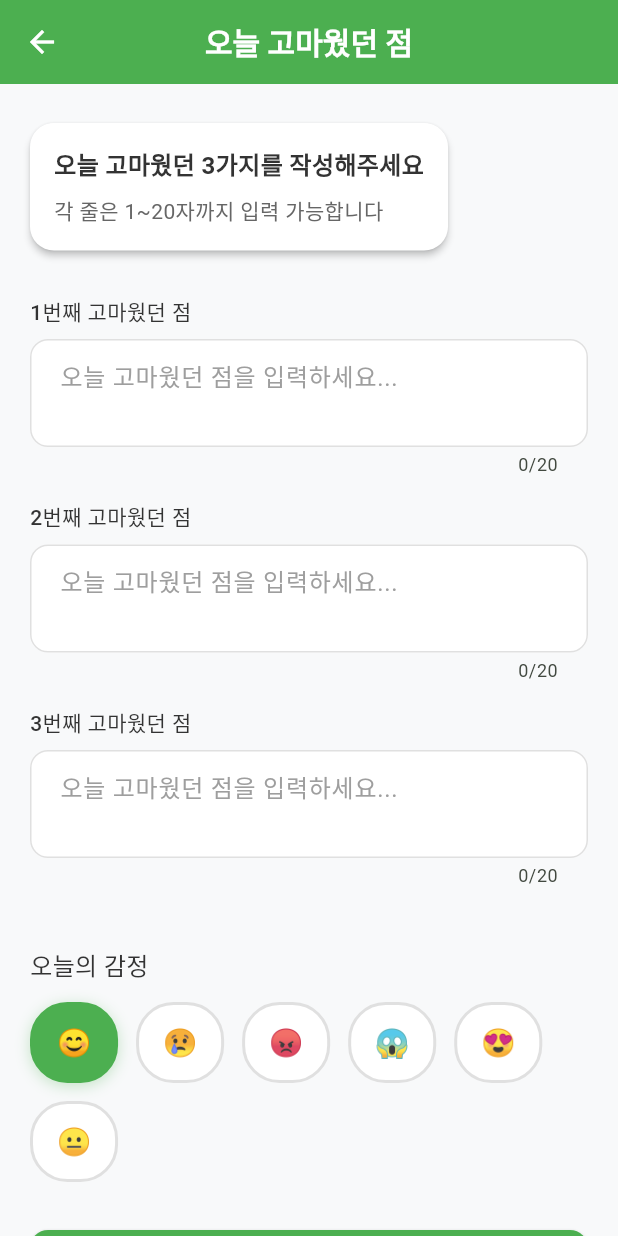
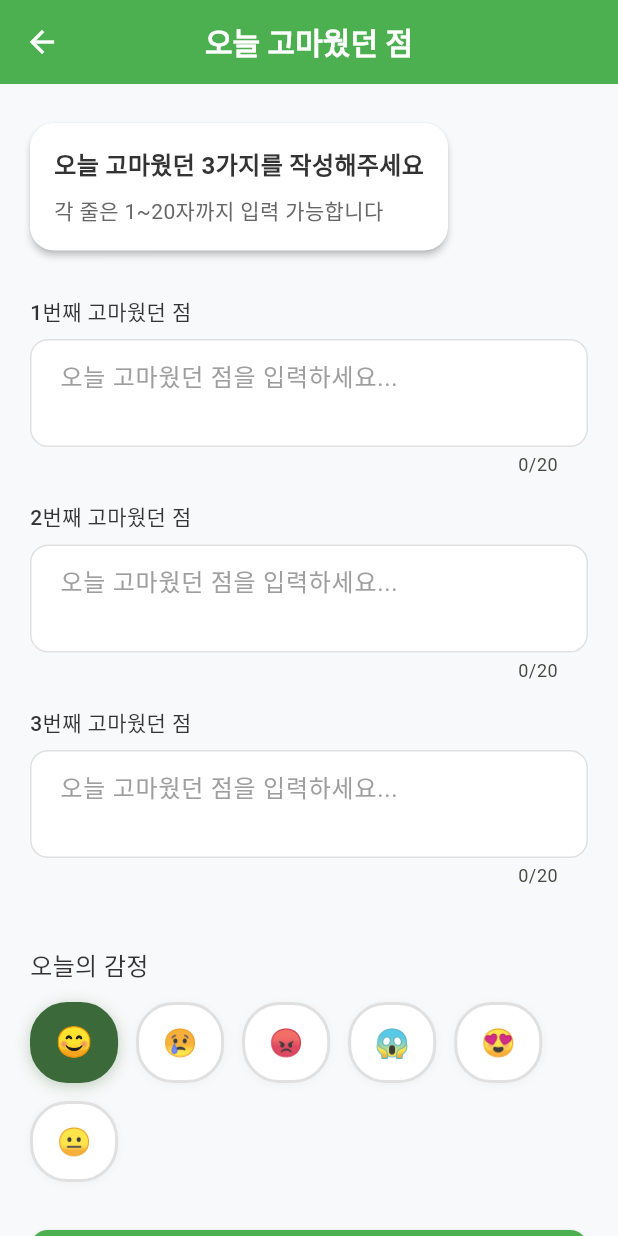
Before and after one commit to pnci1029/thanks_by, a Flutter app: the WriteScreen screen opened by its route, on a phone screen of 412 x 824 dp. Run offline on Flutter 3.47's test engine with Material 3 defaults, Android fonts, the light colour scheme and no system bars; our stand-ins replace fl_chart, fluttertoast, sqflite, table_calendar; accounts and stored records are empty.

Commit message:
이모ㅓ티콘 테마 변경

```diff
--- a/lib/widgets/emotion_tag_selector.dart
+++ b/lib/widgets/emotion_tag_selector.dart
@@ -1,6 +1,6 @@
 import 'package:flutter/material.dart';
 
-class EmotionTagSelector extends StatelessWidget {
+class EmotionTagSelector extends StatefulWidget {
   final List<String> tags;
   final String selectedTag;
   final ValueChanged<String> onChanged;
@@ -13,31 +13,77 @@ class EmotionTagSelector extends StatelessWidget {
   });
 
   @override
+  State<EmotionTagSelector> createState() => _EmotionTagSelectorState();
+}
+
+class _EmotionTagSelectorState extends State<EmotionTagSelector>
+    with TickerProviderStateMixin {
+  late AnimationController _controller;
+  late Animation<double> _scaleAnimation;
+
+  @override
+  void initState() {
+    super.initState();
+    _controller = AnimationController(
+      duration: const Duration(milliseconds: 200),
+      vsync: this,
+    );
+    _scaleAnimation = Tween<double>(begin: 1.0, end: 1.1).animate(
+      CurvedAnimation(parent: _controller, curve: Curves.easeInOut),
+    );
+  }
+
+  @override
+  void dispose() {
+    _controller.dispose();
+    super.dispose();
+  }
+
+  void _onTagSelected(String tag) {
+    _controller.forward().then((_) => _controller.reverse());
+    widget.onChanged(tag);
+  }
+
+  @override
   Widget build(BuildContext context) {
+    final theme = Theme.of(context);
     return Wrap(
       spacing: 12,
       runSpacing: 12,
-      children: tags.map((tag) {
-        final isSelected = tag == selectedTag;
+      children: widget.tags.map((tag) {
+        final isSelected = tag == widget.selectedTag;
         return GestureDetector(
-          onTap: () => onChanged(tag),
-          child: Container(
+          onTap: () => _onTagSelected(tag),
+          child: AnimatedContainer(
+            duration: const Duration(milliseconds: 200),
+            curve: Curves.easeInOut,
             padding: const EdgeInsets.symmetric(horizontal: 16, vertical: 12),
             decoration: BoxDecoration(
-              color: isSelected ? const Color(0xFF4CAF50) : Colors.white,
+              color: isSelected ? theme.primaryColor : Colors.white,
               borderRadius: BorderRadius.circular(25),
               border: Border.all(
-                color: isSelected ? const Color(0xFF4CAF50) : Colors.grey.shade300,
+                color: isSelected ? theme.primaryColor : Colors.grey.shade300,
                 width: 2,
               ),
-              boxShadow: isSelected ? [
+              boxShadow: isSelected
+                  ? [
                       BoxShadow(
-                  color: const Color(0xFF4CAF50).withOpacity(0.3),
+                        color: theme.primaryColor.withOpacity(0.3),
                         blurRadius: 8,
                         offset: const Offset(0, 2),
                       ),
-              ] : null,
+                    ]
+                  : [
+                      BoxShadow(
+                        color: Colors.grey.withOpacity(0.1),
+                        blurRadius: 4,
+                        offset: const Offset(0, 1),
                       ),
+                    ],
+            ),
+            child: AnimatedScale(
+              scale: isSelected ? 1.1 : 1.0,
+              duration: const Duration(milliseconds: 200),
               child: Text(
                 tag,
                 style: TextStyle(
@@ -47,6 +93,7 @@ class EmotionTagSelector extends StatelessWidget {
                 ),
               ),
             ),
+          ),
         );
       }).toList(),
     );
```
Lines whose indentation alone changed are shown as unchanged.
